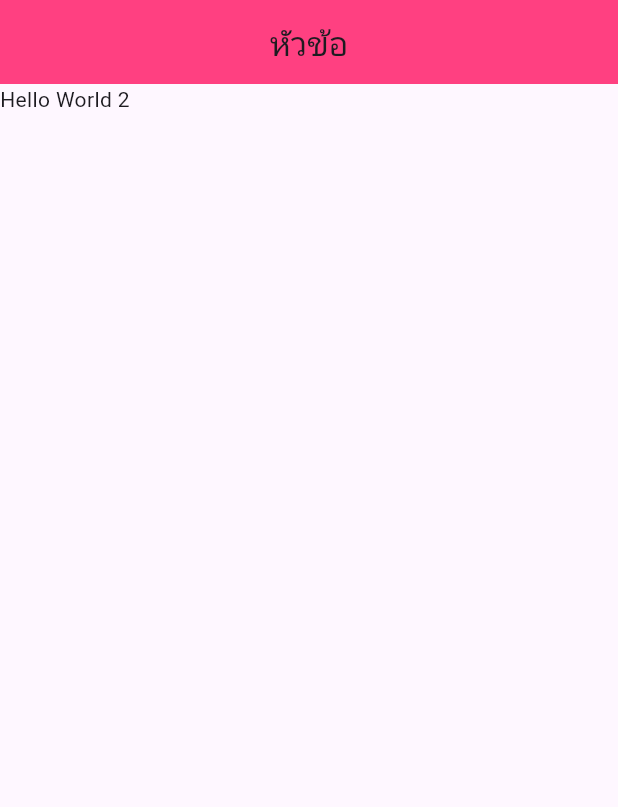
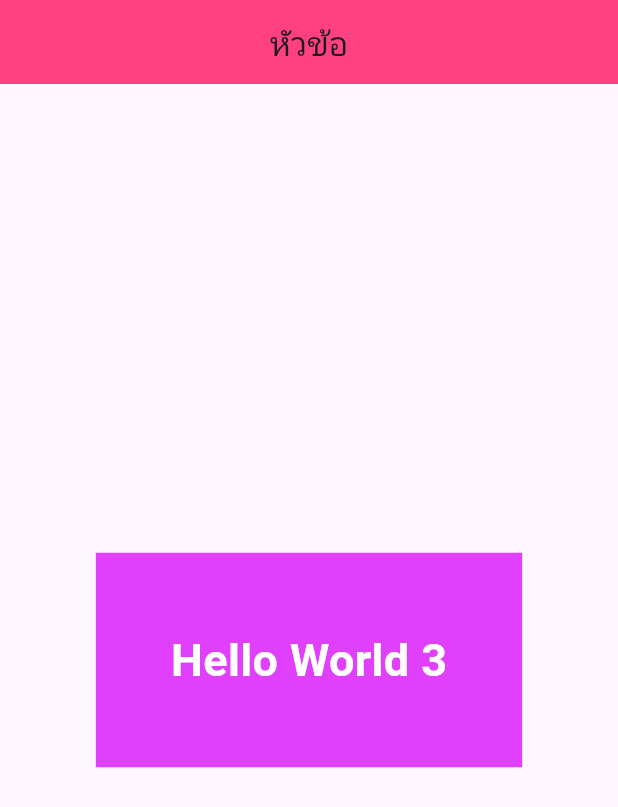
Before and after one commit to SorawitZongkun/learn_flutter_68_2, a Flutter app: the screen it shows after launch, on a phone screen of 412 x 824 dp. Shown: the top 807 px of the screen. Run offline on Flutter 3.47's test engine with Material 3 defaults, Android fonts, the phone set to English and light mode, and no system bars.

Commit message:
Step 3: Container Widget

```diff
--- a/lib/main.dart
+++ b/lib/main.dart
@@ -26,6 +26,20 @@
 
   @override
   Widget build(BuildContext context) {
-    return Text("Hello World 2");
+    return Center(
+      child: Container(
+        color: Colors.purpleAccent,
+        margin: EdgeInsets.symmetric(horizontal: 20, vertical: 10),
+        padding: EdgeInsets.all(50),
+        child: Text(
+          "Hello World 3",
+          style: TextStyle(
+            fontSize: 30,
+            color: Colors.white,
+            fontWeight: FontWeight.bold,
+          ),
+        ),
+      ),
+    );
   }
 }
```
